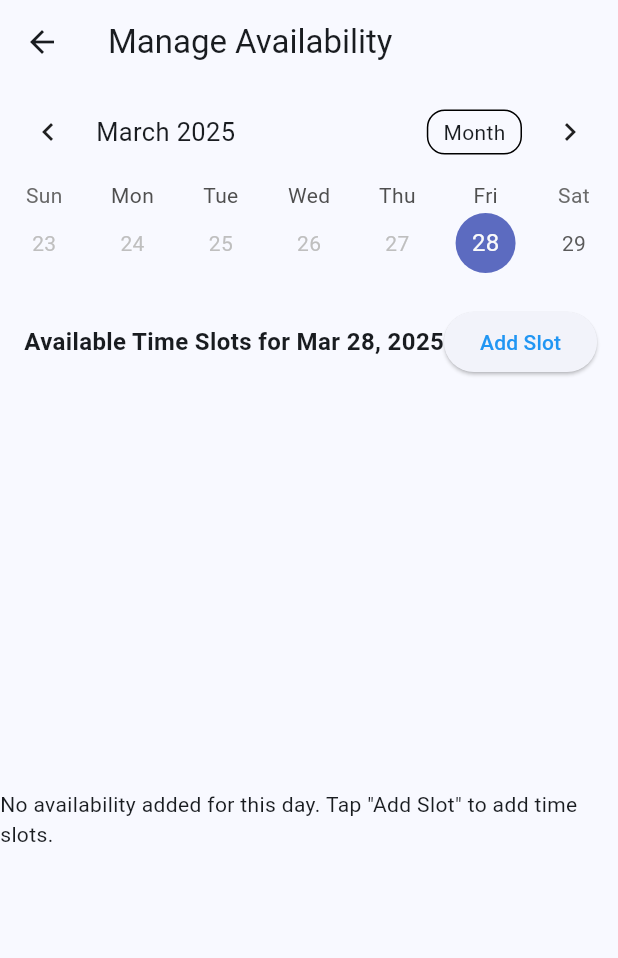
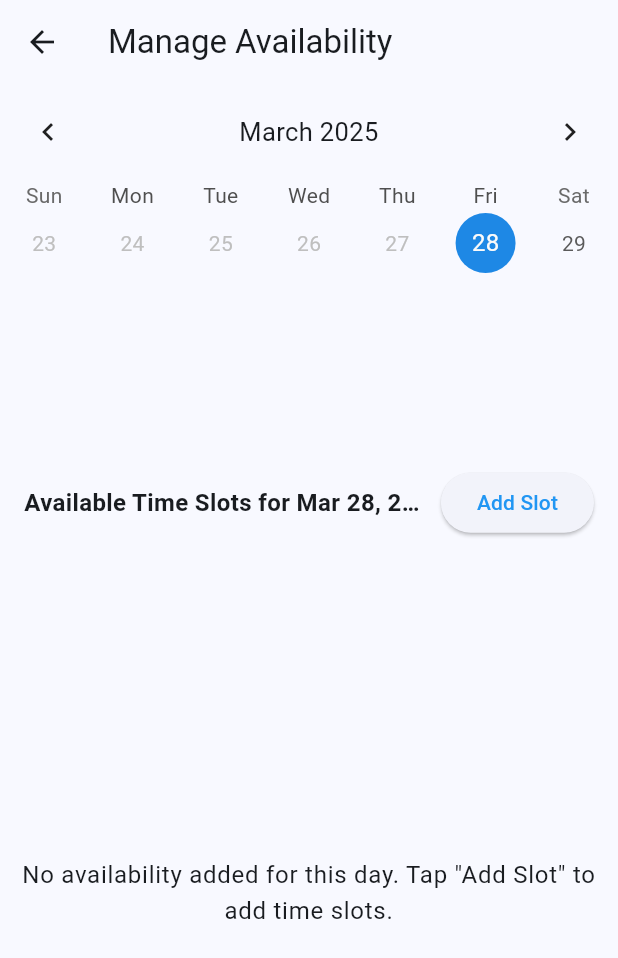
Before and after one commit to Monark-Talpada/elderly_care_app, a Flutter app: the AvailabilityScreen screen opened directly with empty values, on a phone screen of 412 x 824 dp. Shown: the top 958 px of the screen. Run offline on Flutter 3.47's test engine with Material 3 defaults, Android fonts, the phone set to English and light mode, and no system bars; drawn by our look-alikes of table_calendar; our stand-ins replace cloud_firestore, firebase_auth, firebase_core, firebase_storage, geolocator, google_maps_flutter and 2 more; missing offline and left inert: onesignal_flutter; accounts and stored records are empty.

Commit message:
screen tear

```diff
--- a/lib/screens/volunteer/availability.dart
+++ b/lib/screens/volunteer/availability.dart
@@ -33,10 +33,10 @@ class _AvailabilityScreenState extends State<AvailabilityScreen> {
   Future<void> _loadAvailability() async {
     setState(() {
       _isLoading = true;
+      _availability = widget.volunteer.availability;
     });
 
-    _availability = widget.volunteer.availability;
-
+    await Future.delayed(const Duration(milliseconds: 300));
     setState(() {
       _isLoading = false;
     });
@@ -95,7 +95,6 @@ class _AvailabilityScreenState extends State<AvailabilityScreen> {
       }
     });
 
-    // Update in Firestore
     await _updateAvailability();
   }
 
@@ -128,21 +127,60 @@ class _AvailabilityScreenState extends State<AvailabilityScreen> {
       }
     });
 
-    // Update in Firestore
     await _updateAvailability();
   }
 
   @override
   Widget build(BuildContext context) {
+    return LayoutBuilder(
+      builder: (context, constraints) {
         return Scaffold(
           appBar: AppBar(
             title: const Text('Manage Availability'),
           ),
           body: _isLoading
               ? const Center(child: CircularProgressIndicator())
-          : Column(
-              children: [
-                TableCalendar(
+              : RefreshIndicator(
+                  onRefresh: _loadAvailability,
+                  child: CustomScrollView(
+                    slivers: [
+                      SliverToBoxAdapter(
+                        child: _buildCalendarSection(constraints),
+                      ),
+                      SliverToBoxAdapter(
+                        child: _buildTimeSlotHeader(),
+                      ),
+                      _buildTimeSlotsList(),
+                    ],
+                  ),
+                ),
+        );
+      },
+    );
+  }
+
+  Widget _buildCalendarSection(BoxConstraints constraints) {
+    return ConstrainedBox(
+      constraints: BoxConstraints(
+        maxHeight: constraints.maxHeight * 0.4,
+        minHeight: constraints.maxHeight * 0.3,
+      ),
+      child: TableCalendar(
+        headerStyle: HeaderStyle(
+          titleCentered: true,
+          formatButtonVisible: false,
+          headerPadding: const EdgeInsets.symmetric(vertical: 8),
+        ),
+        calendarStyle: CalendarStyle(
+          todayDecoration: BoxDecoration(
+            color: Colors.blue.shade200,
+            shape: BoxShape.circle,
+          ),
+          selectedDecoration: BoxDecoration(
+            color: Colors.blue.shade600,
+            shape: BoxShape.circle,
+          ),
+        ),
         firstDay: DateTime.now(),
         lastDay: DateTime.now().add(const Duration(days: 90)),
         focusedDay: _focusedDay,
@@ -162,29 +200,29 @@ class _AvailabilityScreenState extends State<AvailabilityScreen> {
           });
         },
       ),
-                const SizedBox(height: 16),
-                Padding(
-                  padding: const EdgeInsets.symmetric(horizontal: 16.0),
+    );
+  }
+
+  Widget _buildTimeSlotHeader() {
+    return Padding(
+      padding: const EdgeInsets.symmetric(horizontal: 16.0, vertical: 8),
       child: Row(
         mainAxisAlignment: MainAxisAlignment.spaceBetween,
         children: [
-                      Text(
+          Expanded(
+            child: Text(
               'Available Time Slots for ${DateFormat('MMM dd, yyyy').format(_selectedDay)}',
               style: const TextStyle(
                 fontWeight: FontWeight.bold,
                 fontSize: 16,
               ),
+              overflow: TextOverflow.ellipsis,
             ),
+          ),
+          const SizedBox(width: 8),
           ElevatedButton(
             onPressed: _addTimeSlot,
             child: const Text('Add Slot'),
-                      ),
-                    ],
-                  ),
-                ),
-                const SizedBox(height: 16),
-                Expanded(
-                  child: _buildTimeSlotsList(),
           ),
         ],
       ),
@@ -196,14 +234,20 @@ class _AvailabilityScreenState extends State<AvailabilityScreen> {
     final List<TimeSlot> daySlots = _availability[dayKey] ?? [];
 
     if (daySlots.isEmpty) {
-      return const Center(
-        child: Text('No availability added for this day. Tap "Add Slot" to add time slots.'),
+      return SliverFillRemaining(
+        child: Center(
+          child: Text(
+            'No availability added for this day. Tap "Add Slot" to add time slots.',
+            textAlign: TextAlign.center,
+            style: Theme.of(context).textTheme.bodyLarge,
+          ),
+        ),
       );
     }
 
-    return ListView.builder(
-      itemCount: daySlots.length,
-      itemBuilder: (context, index) {
+    return SliverList(
+      delegate: SliverChildBuilderDelegate(
+        (context, index) {
           final TimeSlot slot = daySlots[index];
           return Card(
             margin: const EdgeInsets.symmetric(horizontal: 16, vertical: 4),
@@ -230,6 +274,8 @@ class _AvailabilityScreenState extends State<AvailabilityScreen> {
             ),
           );
         },
+        childCount: daySlots.length,
+      ),
     );
   }
 }
```
Also changed, not shown: lib/screens/volunteer/appointments.dart (+125 -59 lines), lib/screens/volunteer/volunteer_home.dart (+89 -33 lines). Lines whose indentation alone changed are shown as unchanged.
